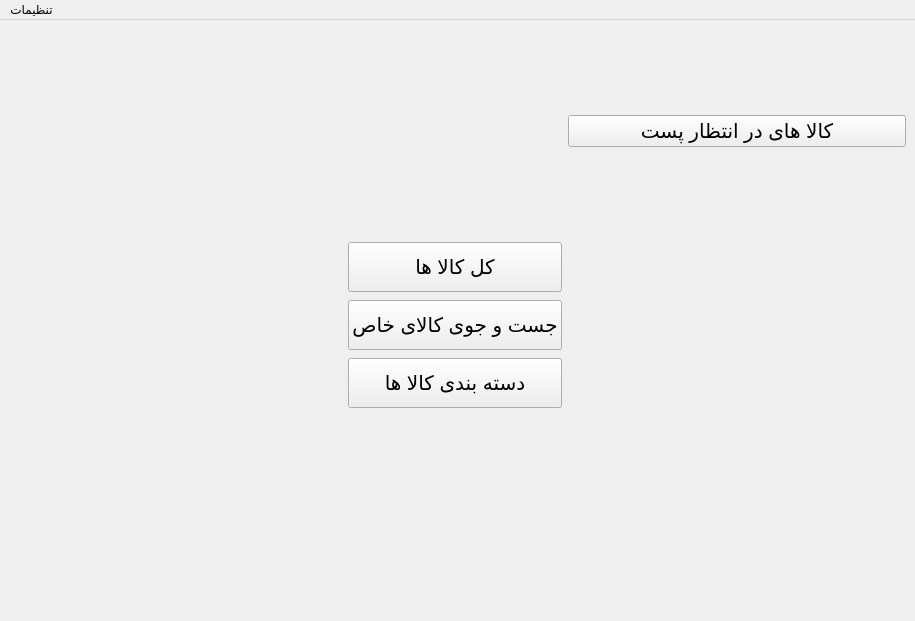
This is PostAdminWindow.ui in Alireza8hi/Project-DigiKala as Qt 5 draws it before an edit. The edited form follows.
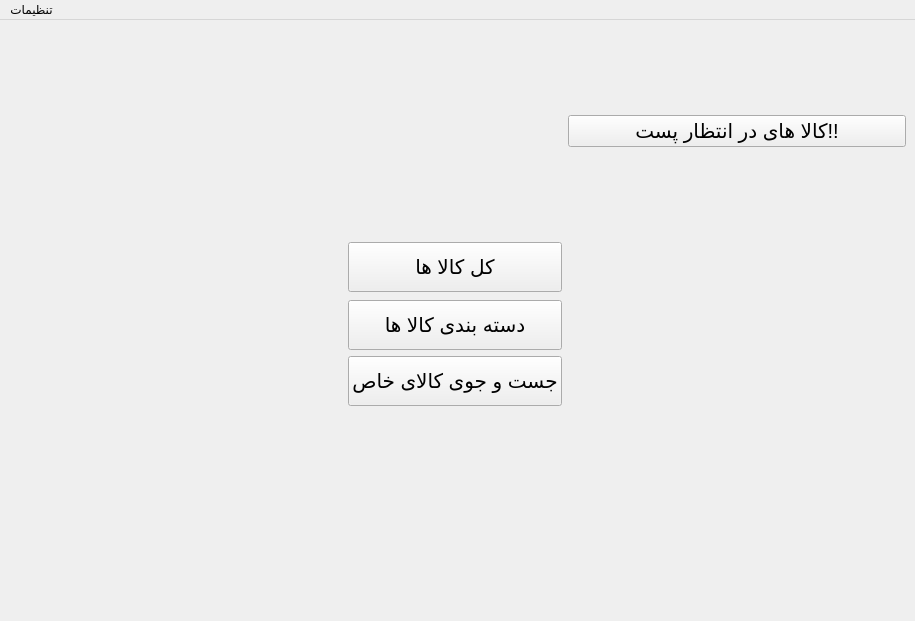
This is the edited form. Icons and pictures are not drawn.

The edit to the form file:
```diff
--- a/PostAdminWindow.ui
+++ b/PostAdminWindow.ui
@@ -109,6 +109,32 @@
         </property>
        </spacer>
       </item>
+      <item>
+       <widget class="QPushButton" name="CategoriesBtn">
+        <property name="sizePolicy">
+         <sizepolicy hsizetype="Minimum" vsizetype="Fixed">
+          <horstretch>0</horstretch>
+          <verstretch>50</verstretch>
+         </sizepolicy>
+        </property>
+        <property name="minimumSize">
+         <size>
+          <width>0</width>
+          <height>50</height>
+         </size>
+        </property>
+        <property name="styleSheet">
+         <string notr="true">color: rgb(0, 0, 0);</string>
+        </property>
+        <property name="text">
+         <string>دسته بندی کالا ها</string>
+        </property>
+        <property name="icon">
+         <iconset resource="icons.qrc">
+          <normaloff>:/Icons/Icons/categories-icon-1.jpg</normaloff>:/Icons/Icons/categories-icon-1.jpg</iconset>
+        </property>
+       </widget>
+      </item>
       <item>
        <widget class="QPushButton" name="SearchBtn">
         <property name="sizePolicy">
@@ -151,32 +177,6 @@
         </property>
        </spacer>
       </item>
-      <item>
-       <widget class="QPushButton" name="CategoriesBtn">
-        <property name="sizePolicy">
-         <sizepolicy hsizetype="Minimum" vsizetype="Fixed">
-          <horstretch>0</horstretch>
-          <verstretch>50</verstretch>
-         </sizepolicy>
-        </property>
-        <property name="minimumSize">
-         <size>
-          <width>0</width>
-          <height>50</height>
-         </size>
-        </property>
-        <property name="styleSheet">
-         <string notr="true">color: rgb(0, 0, 0);</string>
-        </property>
-        <property name="text">
-         <string>دسته بندی کالا ها</string>
-        </property>
-        <property name="icon">
-         <iconset resource="icons.qrc">
-          <normaloff>:/Icons/Icons/categories-icon-1.jpg</normaloff>:/Icons/Icons/categories-icon-1.jpg</iconset>
-        </property>
-       </widget>
-      </item>
      </layout>
     </item>
     <item row="2" column="2">
@@ -211,7 +211,7 @@
        <string notr="true">color: rgb(0, 0, 0);</string>
       </property>
       <property name="text">
-       <string>کالا های در انتظار پست</string>
+       <string>کالا های در انتظار پست!!</string>
       </property>
       <property name="icon">
        <iconset resource="icons.qrc">
```
Left out of the diff: 100 changed lines with no effect on the pictures.
